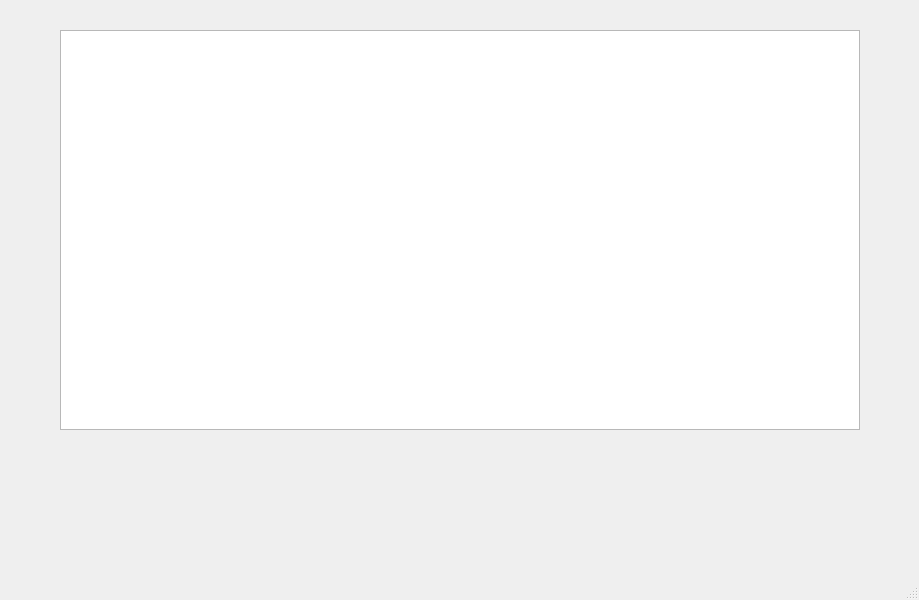
This is mainwindow.ui in Ivan-Badenhorst/extendable-game-base as Qt 5 draws it before an edit. The edited form follows.
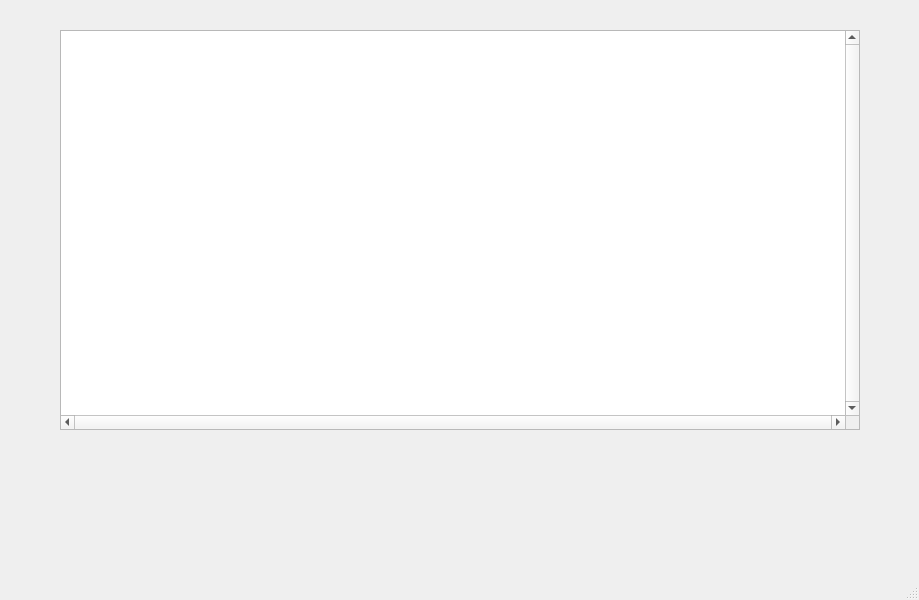
This is the edited form.

What changed in the file:
```diff
--- a/mainwindow.ui
+++ b/mainwindow.ui
@@ -24,10 +24,10 @@
      </rect>
     </property>
     <property name="verticalScrollBarPolicy">
-     <enum>Qt::ScrollBarAlwaysOff</enum>
+     <enum>Qt::ScrollBarAlwaysOn</enum>
     </property>
     <property name="horizontalScrollBarPolicy">
-     <enum>Qt::ScrollBarAlwaysOff</enum>
+     <enum>Qt::ScrollBarAlwaysOn</enum>
     </property>
    </widget>
   </widget>
```
